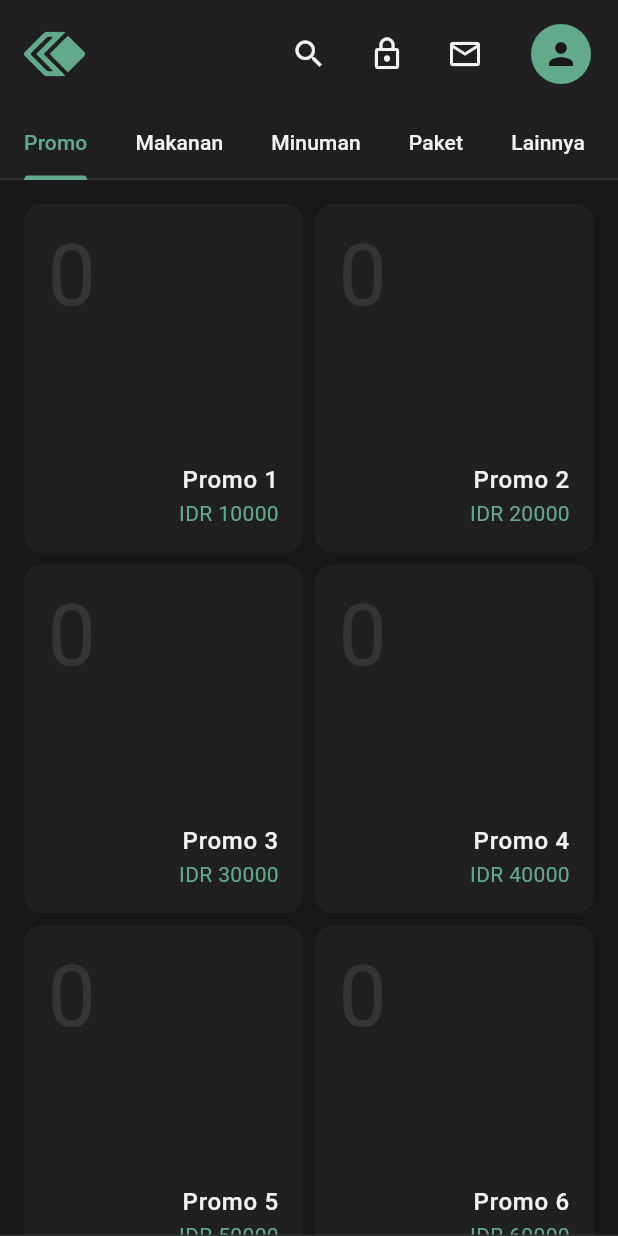
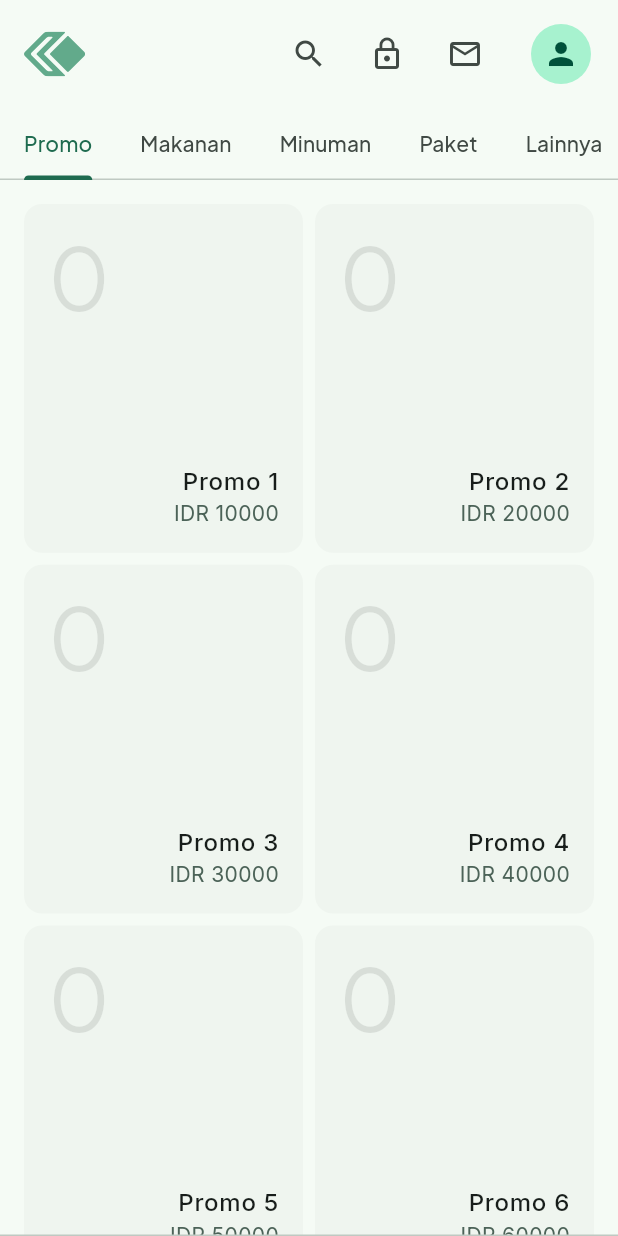
Before and after one commit to Kasway-Tech/pos, a Flutter app: the screen it shows after launch, on a phone screen of 412 x 824 dp. Run offline on Flutter 3.47's test engine with Material 3 defaults, Android fonts, the phone set to English and light mode, and no system bars; drawn by our look-alikes of bounce; our stand-ins replace bloc, cloud_firestore, equatable, firebase_auth, firebase_core, flutter_bloc and 4 more; accounts and stored records are empty.

Commit message:
feat: better theme

```diff
--- a/lib/app/app.dart
+++ b/lib/app/app.dart
@@ -1,25 +1,34 @@
 import 'dart:ui';
 
-import 'package:atomikpos/app/app_theme.dart';
 import 'package:atomikpos/data/repositories/product_repository.dart';
 import 'package:flutter/material.dart';
 import 'package:flutter_bloc/flutter_bloc.dart';
 
 import 'app_router.dart';
+import 'theme.dart';
+import 'util.dart';
 
 class App extends StatelessWidget {
   const App({super.key});
 
   @override
   Widget build(BuildContext context) {
+    final brightness = View.of(context).platformDispatcher.platformBrightness;
+
+    TextTheme textTheme = createTextTheme(
+      context,
+      "Inter",
+      "Plus Jakarta Sans",
+    );
+
+    MaterialTheme theme = MaterialTheme(textTheme);
+
     return RepositoryProvider(
       create: (context) => ProductRepository(),
       child: MaterialApp.router(
         scrollBehavior: AppScrollBehavior(),
         title: 'Atomik POS',
-        theme: AppTheme.darkTheme,
-        darkTheme: AppTheme.darkTheme,
-        themeMode: ThemeMode.dark,
+        theme: brightness == Brightness.light ? theme.light() : theme.dark(),
         routerConfig: AppRouter.router,
       ),
     );
--- a/lib/app/app_theme.dart
+++ /dev/null
@@ -1,107 +0,0 @@
-import 'package:flutter/material.dart';
-
-class AppTheme {
-  // 1. Brand Identity Colors
-  // Wrapper color: Used for background
-  static const Color _brandBackground = Color(0xFF18181B);
-
-  // Logo color: Used for Primary interactions (Buttons, FABs, Toggles)
-  static const Color _brandPrimary = Color(0xFF62AA8B);
-
-  // Calculated Surface: A slightly lighter tone of the wrapper for Cards/AppBar
-  // (Lifted from #18181B -> #27272A to create depth)
-  // PRESERVED YOUR CHANGE HERE:
-  static const Color _brandSurface = Color.fromARGB(255, 32, 32, 34);
-  static const Color _brandSurfaceLighter = Color.fromARGB(255, 50, 50, 53);
-
-  // Text Color: Slightly off-white (#F2F2F2) to reduce eye strain on dark backgrounds
-  static const Color _brandText = Color(0xFFF2F2F2);
-  static const Color _brandTextSecondary = Color(0xFFA1A1AA); // Muted text
-
-  static ThemeData get darkTheme {
-    return ThemeData(
-      useMaterial3: true,
-      brightness: Brightness.dark,
-
-      // 2. Core Color Scheme
-      scaffoldBackgroundColor: _brandBackground,
-      colorScheme: const ColorScheme.dark(
-        primary: _brandPrimary,
-        onPrimary: _brandBackground, // Text inside primary buttons
-        secondary: _brandPrimary,
-
-        // UPDATED: 'surface' is the new base/background in M3
-        surface: _brandBackground,
-        onSurface: _brandText,
-
-        // ADDED: 'surfaceContainer' holds the lighter color for cards/modals
-        // This replaces the old behavior of 'surface' being the card color
-        surfaceContainer: _brandSurface,
-        outline: _brandSurfaceLighter,
-        outlineVariant: _brandSurfaceLighter,
-
-        // REMOVED: background & onBackground (Deprecated)
-        error: Color(0xFFCF6679),
-      ),
-
-      // 3. Component Themes
-
-      // AppBar: Uses the lighter surface tone
-      appBarTheme: const AppBarTheme(
-        backgroundColor: _brandSurface,
-        foregroundColor: _brandText,
-        elevation: 0,
-        scrolledUnderElevation: 0,
-        centerTitle: false,
-      ),
-
-      // Cards: Uses the lighter surface tone
-      // FIXED: Changed CardThemeData -> CardTheme
-      cardTheme: CardThemeData(
-        color: _brandSurface,
-        elevation: 0,
-        shape: RoundedRectangleBorder(
-          borderRadius: BorderRadius.circular(12),
-          side: BorderSide.none,
-        ),
-        margin: const EdgeInsets.symmetric(vertical: 8),
-      ),
-
-      // Floating Action Button
-      floatingActionButtonTheme: const FloatingActionButtonThemeData(
-        backgroundColor: _brandPrimary,
-        foregroundColor: _brandBackground,
-      ),
-
-      // Text Theme: Applied globally
-      textTheme: const TextTheme(
-        displayLarge: TextStyle(color: _brandText),
-        displayMedium: TextStyle(color: _brandText),
-        bodyLarge: TextStyle(color: _brandText),
-        bodyMedium: TextStyle(color: _brandText),
-        labelLarge: TextStyle(color: _brandText),
-      ).apply(bodyColor: _brandText, displayColor: _brandText),
-
-      // Inputs/Text Fields
-      inputDecorationTheme: InputDecorationTheme(
-        filled: true,
-        fillColor: _brandSurface,
-        border: OutlineInputBorder(
-          borderRadius: BorderRadius.circular(12),
-          borderSide: BorderSide.none,
-        ),
-        focusedBorder: OutlineInputBorder(
-          borderRadius: BorderRadius.circular(12),
-          borderSide: const BorderSide(color: _brandPrimary, width: 2),
-        ),
-        hintStyle: const TextStyle(color: _brandTextSecondary),
-      ),
-
-      // Dividers
-      dividerTheme: const DividerThemeData(
-        color: _brandSurfaceLighter,
-        thickness: 1,
-      ),
-    );
-  }
-}
--- /dev/null
+++ b/lib/app/util.dart
@@ -0,0 +1,19 @@
+import 'package:flutter/material.dart';
+import 'package:google_fonts/google_fonts.dart';
+
+TextTheme createTextTheme(
+    BuildContext context, String bodyFontString, String displayFontString) {
+  TextTheme baseTextTheme = Theme.of(context).textTheme;
+  TextTheme bodyTextTheme = GoogleFonts.getTextTheme(bodyFontString, baseTextTheme);
+  TextTheme displayTextTheme =
+      GoogleFonts.getTextTheme(displayFontString, baseTextTheme);
+  TextTheme textTheme = displayTextTheme.copyWith(
+    bodyLarge: bodyTextTheme.bodyLarge,
+    bodyMedium: bodyTextTheme.bodyMedium,
+    bodySmall: bodyTextTheme.bodySmall,
+    labelLarge: bodyTextTheme.labelLarge,
+    labelMedium: bodyTextTheme.labelMedium,
+    labelSmall: bodyTextTheme.labelSmall,
+  );
+  return textTheme;
+}
--- a/lib/features/home/view/home_page.dart
+++ b/lib/features/home/view/home_page.dart
@@ -133,7 +133,7 @@ class _HomeViewState extends State<HomeView>
                     color: Theme.of(context).colorScheme.surfaceContainer,
                     border: Border(
                       top: BorderSide(
-                        color: Theme.of(context).colorScheme.outline,
+                        color: Theme.of(context).colorScheme.outlineVariant,
                       ),
                     ),
                   ),
--- a/pubspec.yaml
+++ b/pubspec.yaml
@@ -45,6 +45,7 @@ dependencies:
   json_annotation: ^4.9.0
   bounce: ^1.0.2
   flutter_svg: ^2.2.3
+  google_fonts: ^8.0.0
 
 dev_dependencies:
   flutter_test:
```
Also changed, not shown: lib/app/theme.dart (added, +386 -0 lines), pubspec.lock.
